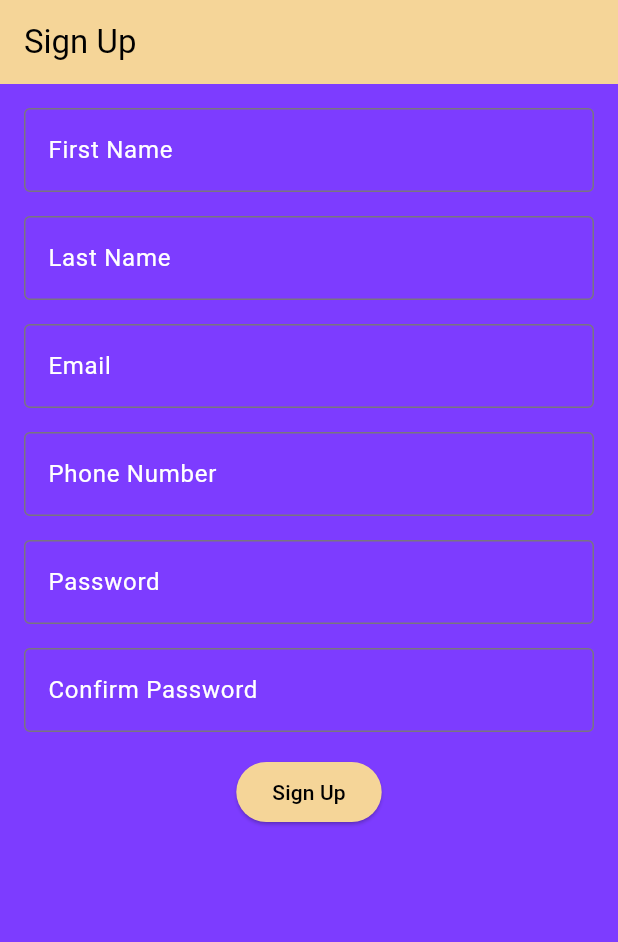
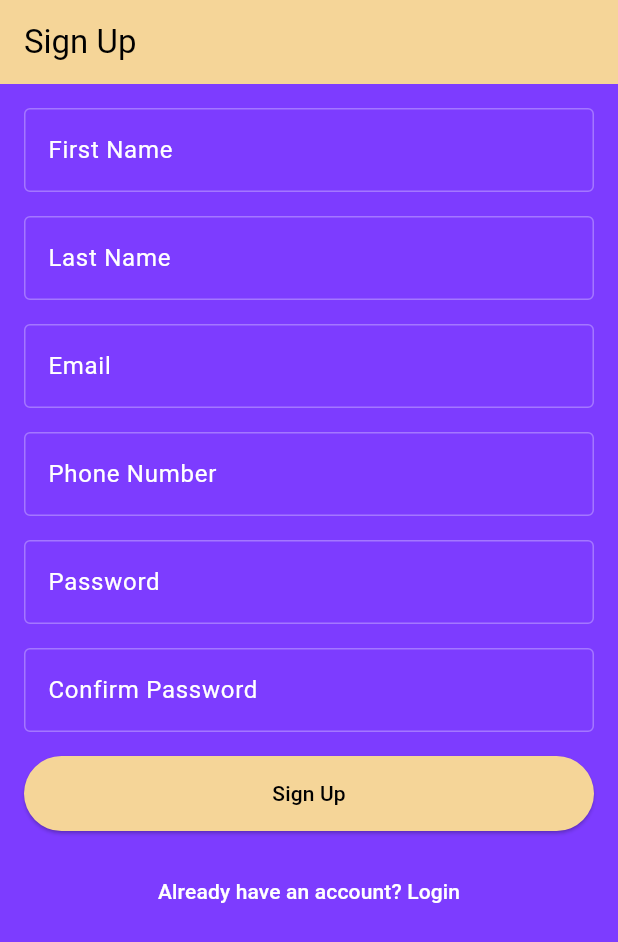
Before and after one commit to yonasnat/tapin-uw, a Flutter app: the SignUpScreen screen opened directly, on a phone screen of 412 x 824 dp. Shown: the top 942 px of the screen. Run offline on Flutter 3.47's test engine with Material 3 defaults, Android fonts, the phone set to English and light mode, and no system bars; our stand-ins replace cloud_firestore, firebase_auth; accounts and stored records are empty.

Commit message:
Updated firebase functions in sign_up.dart

```diff
--- a/flutter_frontend/lib/sign_up.dart
+++ b/flutter_frontend/lib/sign_up.dart
@@ -1,6 +1,8 @@
 import 'package:flutter/material.dart';
-import 'package:tapin/filter_screen.dart';
-
+import 'package:firebase_auth/firebase_auth.dart';
+import 'package:cloud_firestore/cloud_firestore.dart';
+import 'package:tapin/profile_screen.dart';
+import 'package:tapin/login.dart';
 
 class SignUpScreen extends StatefulWidget {
   const SignUpScreen({super.key});
@@ -10,13 +12,13 @@ class SignUpScreen extends StatefulWidget {
 }
 
 class _SignUpScreenState extends State<SignUpScreen> {
-  // App colors
-  static const _uwPurple = Color(0xFF7D3CFF); // Background
-  static const _beige = Color(0xFFF5D598); // Gradient start
-  static const _white = Color(0xFFFFFFFF); // Text / icon
-  static const _black = Color(0xFF000000); // Text / icon
+  // app colors
+  static const _uwPurple = Color(0xFF7D3CFF);
+  static const _beige = Color(0xFFF5D598);
+  static const _white = Color(0xFFFFFFFF);
+  static const _black = Color(0xFF000000);
 
-  // Controllers for text fields
+  // Text controllers for each input field
   final TextEditingController _emailController = TextEditingController();
   final TextEditingController _passwordController = TextEditingController();
   final TextEditingController _confirmPasswordController = TextEditingController();
@@ -24,89 +26,101 @@ class _SignUpScreenState extends State<SignUpScreen> {
   final TextEditingController _lastNameController = TextEditingController();
   final TextEditingController _phoneController = TextEditingController();
 
-  // Loading state
-  bool _isLoading = false;
+  bool _isLoading = false; // Tracks if signup is in progress
+  String? _errorMessage; // Stores any error messages to display
+
+  // Field validation flags
+  bool _isEmailValid = true;
+  bool _isPasswordValid = true;
+  bool _isPasswordMatch = true;
 
   @override
   Widget build(BuildContext context) {
     return Scaffold(
-      backgroundColor: _uwPurple, // Set the background color
+      backgroundColor: _uwPurple,
       appBar: AppBar(
-        backgroundColor: _beige, // AppBar background color
-        title: const Text(
-          'Sign Up',
-          style: TextStyle(color: _black), // AppBar title color
-        ),
-        iconTheme: const IconThemeData(color: _black), // AppBar icon color
+        backgroundColor: _beige,
+        title: const Text('Sign Up', style: TextStyle(color: _black)),
+        iconTheme: const IconThemeData(color: _black),
       ),
-      body: Padding(
+      body: SingleChildScrollView(
         padding: const EdgeInsets.all(16.0),
         child: Column(
           children: [
-            // First Name Field
-            CustomTextField(
-              controller: _firstNameController,
-              labelText: 'First Name',
-              labelColor: _white, // Label color
-              textColor: _white, // Input text color
-              obscureText: false,
-            ),
+            //  Input fields for user info
+            CustomTextField(controller: _firstNameController, labelText: 'First Name', labelColor: _white, textColor: _white, obscureText: false, errorText: null),
             const SizedBox(height: 16),
-            // Last Name Field
-            CustomTextField(
-              controller: _lastNameController,
-              labelText: 'Last Name',
-              labelColor: _white,
-              textColor: _white,
-              obscureText: false,
-            ),
+            CustomTextField(controller: _lastNameController, labelText: 'Last Name', labelColor: _white, textColor: _white, obscureText: false, errorText: null),
             const SizedBox(height: 16),
-            // Email Field
             CustomTextField(
               controller: _emailController,
               labelText: 'Email',
               labelColor: _white,
               textColor: _white,
               obscureText: false,
+              errorText: !_isEmailValid ? 'Please enter a valid @uw.edu email' : null,
+              keyboardType: TextInputType.emailAddress,
             ),
             const SizedBox(height: 16),
-            // Phone Number Field
-            CustomTextField(
-              controller: _phoneController,
-              labelText: 'Phone Number',
-              labelColor: _white,
-              textColor: _white,
-              obscureText: false,
-            ),
+            CustomTextField(controller: _phoneController, labelText: 'Phone Number', labelColor: _white, textColor: _white, obscureText: false, errorText: null, keyboardType: TextInputType.phone),
             const SizedBox(height: 16),
-            // Password Field
             CustomTextField(
               controller: _passwordController,
               labelText: 'Password',
               labelColor: _white,
               textColor: _white,
               obscureText: true,
+              errorText: !_isPasswordValid ? 'Password must be at least 6 characters' : null,
             ),
             const SizedBox(height: 16),
-            // Confirm Password Field
             CustomTextField(
               controller: _confirmPasswordController,
               labelText: 'Confirm Password',
               labelColor: _white,
               textColor: _white,
               obscureText: true,
+              errorText: !_isPasswordMatch ? 'Passwords do not match' : null,
             ),
             const SizedBox(height: 16),
-            // Sign Up Button
+
+            //  Display error messages if validation or signup fails
+            if (_errorMessage != null)
+              Padding(
+                padding: const EdgeInsets.only(bottom: 16),
+                child: Text(
+                  _errorMessage!,
+                  style: const TextStyle(color: Colors.red),
+                  textAlign: TextAlign.center,
+                ),
+              ),
+
+            //  Sign Up Button
             ElevatedButton(
               style: ElevatedButton.styleFrom(
-                backgroundColor: _beige, // Button background color
-                foregroundColor: _black, // Button text color
+                backgroundColor: _beige,
+                foregroundColor: _black,
+                minimumSize: const Size(double.infinity, 50),
               ),
               onPressed: _isLoading ? null : _signUp,
               child: _isLoading
-                  ? const CircularProgressIndicator(color: _black) // Loading spinner color
+                  ? const CircularProgressIndicator(color: _black)
                   : const Text('Sign Up'),
+            ),
+
+            const SizedBox(height: 16),
+
+            // Link to Login screen
+            TextButton(
+              onPressed: () {
+                Navigator.pushReplacement(
+                  context,
+                  MaterialPageRoute(builder: (context) => const LoginScreen()),
+                );
+              },
+              child: const Text(
+                'Already have an account? Login',
+                style: TextStyle(color: _white),
+              ),
             ),
           ],
         ),
@@ -114,33 +128,87 @@ class _SignUpScreenState extends State<SignUpScreen> {
     );
   }
 
-  void _signUp() {
+  //  Validates user input before attempting signup
+  bool _validateInputs() {
+    final email = _emailController.text.trim();
+    final password = _passwordController.text;
+    final confirmPassword = _confirmPasswordController.text;
+
+    setState(() {
+      _isEmailValid = email.isNotEmpty && email.endsWith('@uw.edu');
+      _isPasswordValid = password.length >= 6;
+      _isPasswordMatch = password == confirmPassword;
+    });
+
+    return _isEmailValid && _isPasswordValid && _isPasswordMatch;
+  }
+
+  // Handles signup logic with Firebase Auth and Firestore
+  Future<void> _signUp() async {
+    setState(() {
+      _errorMessage = null;
+    });
+
+    if (!_validateInputs()) return;
+
     setState(() {
       _isLoading = true;
     });
 
-    // Simulate a network request
-    Future.delayed(const Duration(seconds: 2), () {
-      setState(() {
-        _isLoading = false;
+    try {
+      // Create user with email/password in Firebase Auth
+      final userCredential = await FirebaseAuth.instance.createUserWithEmailAndPassword(
+        email: _emailController.text.trim(),
+        password: _passwordController.text,
+      );
+
+      final uid = userCredential.user!.uid;
+
+      // Create user document in Firestore with profile details
+      await FirebaseFirestore.instance.collection('users').doc(uid).set({
+        'uid': uid,
+        'email': _emailController.text.trim(),
+        'displayName': '${_firstNameController.text} ${_lastNameController.text}',
+        'phone': _phoneController.text.trim(),
+        'bio': '',
+        'interests': [],
+        'createdAt': FieldValue.serverTimestamp(),
+        'isProfileComplete': false,
       });
 
-      // Navigate to the Filter Screen after successful sign-up
-      if (!mounted) return; // Ensure the widget is still in the tree
+      // Navigate to Explore screen after success
+      if (!mounted) return;
+      Navigator.pushReplacement(
+        context,
+        MaterialPageRoute(builder: (context) => const ProfileScreen()),
+      );
+    } on FirebaseAuthException catch (e) {
+      setState(() {
+        _errorMessage = e.message; // Show Firebase specific error
+      });
+    } catch (e) {
+      setState(() {
+        _errorMessage = 'Unexpected error occurred. Please try again.';
+      });
+    } finally {
       if (mounted) {
-        Navigator.pushReplacement(context, MaterialPageRoute(builder: (context) => FilterScreen()));
+        setState(() {
+          _isLoading = false; // Stop showing loading spinner
+        });
       }
-    });
+    }
   }
 }
 
-// Custom widget for text input fields
+//  Custom input field widget with built in error handling
 class CustomTextField extends StatelessWidget {
   final TextEditingController controller;
   final String labelText;
   final Color labelColor;
   final Color textColor;
   final bool obscureText;
+  final String? errorText;
+  final TextInputType? keyboardType;
 
   const CustomTextField({
     super.key,
@@ -149,6 +217,8 @@ class CustomTextField extends StatelessWidget {
     required this.labelColor,
     required this.textColor,
     required this.obscureText,
+    this.errorText,
+    this.keyboardType,
   });
 
   @override
@@ -156,12 +226,26 @@ class CustomTextField extends StatelessWidget {
     return TextField(
       controller: controller,
       obscureText: obscureText,
-      style: TextStyle(color: textColor), // Input text color
+      keyboardType: keyboardType ?? TextInputType.text,
+      style: TextStyle(color: textColor),
       decoration: InputDecoration(
         labelText: labelText,
-        labelStyle: TextStyle(color: labelColor), // Label text color
+        labelStyle: TextStyle(color: labelColor),
+        errorText: errorText,
+        errorStyle: const TextStyle(color: Colors.red),
         border: const OutlineInputBorder(),
+        enabledBorder: const OutlineInputBorder(
+          borderSide: BorderSide(color: Colors.white30),
+        ),
+        focusedBorder: const OutlineInputBorder(
+          borderSide: BorderSide(color: Colors.white),
+        ),
+        errorBorder: const OutlineInputBorder(
+          borderSide: BorderSide(color: Colors.red),
+        ),
       ),
     );
   }
 }
+  }
+}
```
